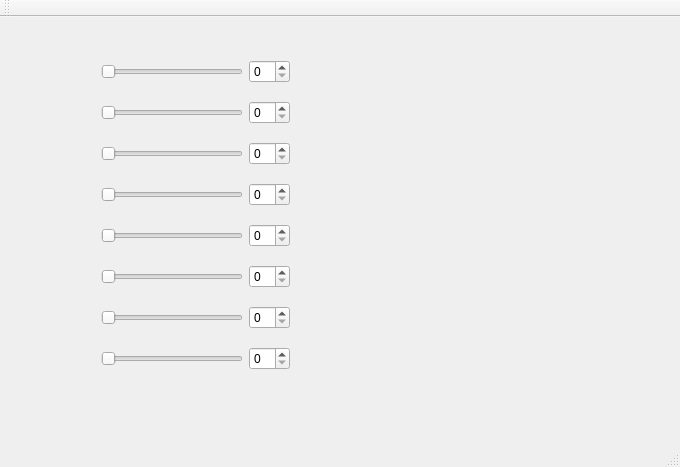
The window that widget.ui (alepelayo/pic10c_hw2.2) describes before a commit, drawn with Qt 5.
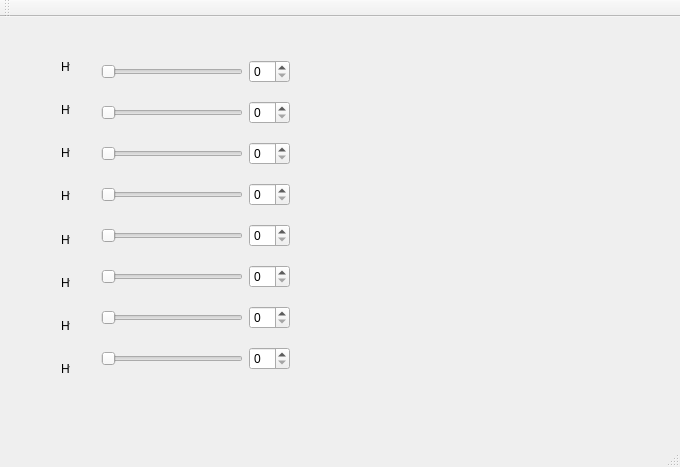
The same window after the commit.

Commit message: labeling homeworks 1-8

The edit to the form file:
```diff
--- a/widget.ui
+++ b/widget.ui
@@ -138,6 +138,74 @@
      </item>
     </layout>
    </widget>
+   <widget class="QWidget" name="">
+    <property name="geometry">
+     <rect>
+      <x>50</x>
+      <y>20</y>
+      <width>31</width>
+      <height>361</height>
+     </rect>
+    </property>
+    <layout class="QVBoxLayout" name="verticalLayout_2">
+     <item>
+      <widget class="QLabel" name="label">
+       <property name="text">
+        <string>Hw 1</string>
+       </property>
+      </widget>
+     </item>
+     <item>
+      <widget class="QLabel" name="label_2">
+       <property name="text">
+        <string>Hw 2</string>
+       </property>
+      </widget>
+     </item>
+     <item>
+      <widget class="QLabel" name="label_3">
+       <property name="text">
+        <string>Hw 3</string>
+       </property>
+      </widget>
+     </item>
+     <item>
+      <widget class="QLabel" name="label_4">
+       <property name="text">
+        <string>Hw 4</string>
+       </property>
+      </widget>
+     </item>
+     <item>
+      <widget class="QLabel" name="label_5">
+       <property name="text">
+        <string>Hw 5</string>
+       </property>
+      </widget>
+     </item>
+     <item>
+      <widget class="QLabel" name="label_6">
+       <property name="text">
+        <string>Hw 6</string>
+       </property>
+      </widget>
+     </item>
+     <item>
+      <widget class="QLabel" name="label_7">
+       <property name="text">
+        <string>Hw 7</string>
+       </property>
+      </widget>
+     </item>
+     <item>
+      <widget class="QLabel" name="label_8">
+       <property name="text">
+        <string>Hw 8</string>
+       </property>
+      </widget>
+     </item>
+    </layout>
+   </widget>
   </widget>
   <widget class="QMenuBar" name="menuBar">
    <property name="geometry">
```
Left out of the diff: 2 changed lines with no effect on the pictures. The commit also changes 1 other file.
